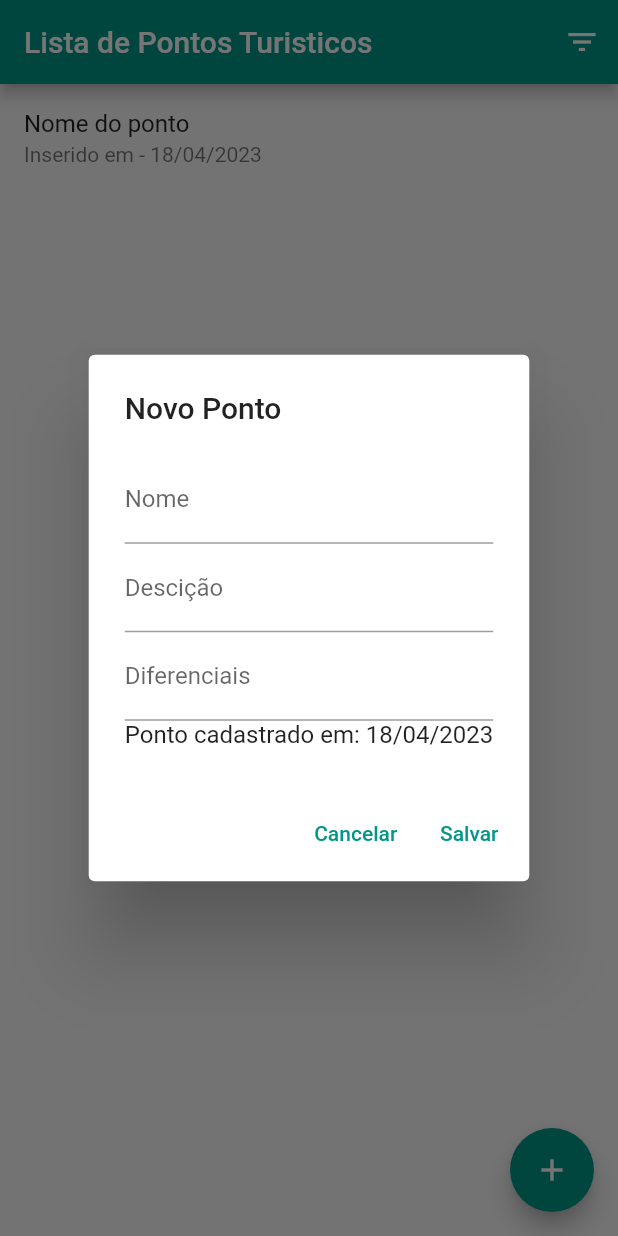
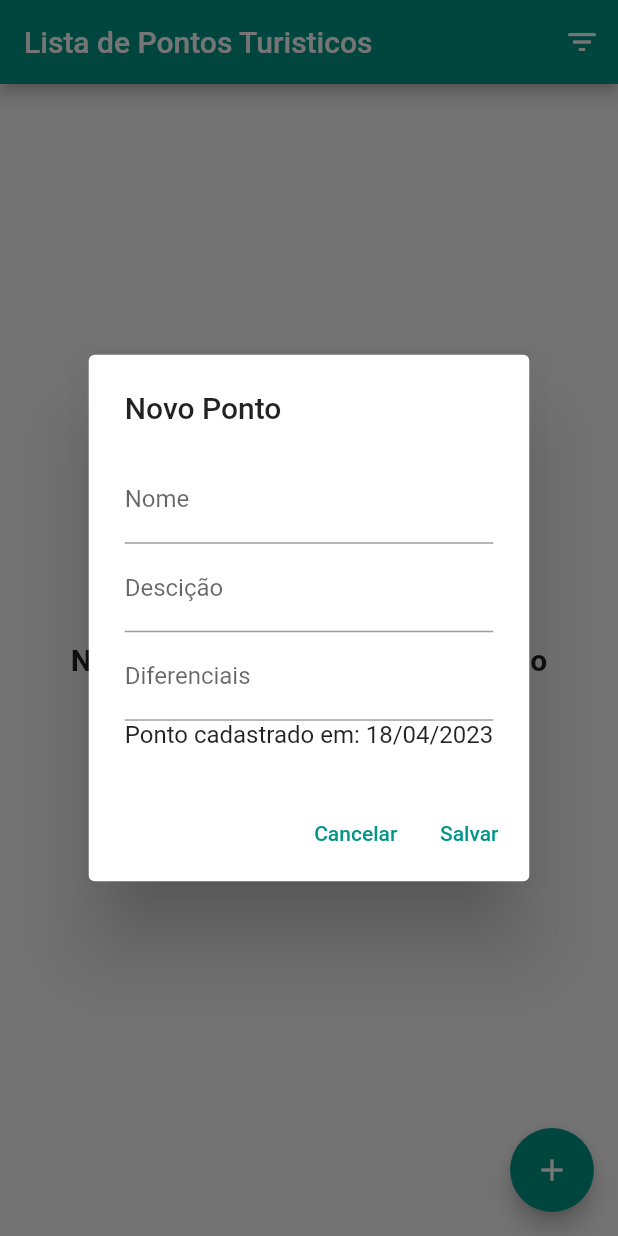
Before and after one commit to oPatussi/Pontos_Turisticos, a Flutter app: the screen it shows after launch, after a tap on the "add" icon, on a phone screen of 412 x 824 dp. Run offline on Flutter 3.47's test engine with Material 2 defaults, Android fonts, the phone set to English and light mode, and no system bars; our stand-ins replace shared_preferences, sqflite; accounts and stored records are empty.

Commit message:
commit prova 18/04/2023

```diff
--- /dev/null
+++ b/lib/dao/ponto_dao.dart
@@ -0,0 +1,62 @@
+import 'package:atividade1/database/database_provider.dart';
+import 'package:atividade1/model/ponto.dart';
+import 'package:sqflite/sqflite.dart';
+
+class PontoDao{
+
+  final dbProvider = DatabaseProvider.instance;
+
+  Future<bool> salvar(Ponto ponto) async{
+    final db = await dbProvider.database;
+    final valores = ponto.toMap();
+    if(ponto.id == 0){
+      ponto.id = await db.insert(Ponto.NAME_TABLE, valores);
+      return true;
+    }else{
+      final registrosAtualizados = await db.update(
+          Ponto.NAME_TABLE,
+          valores,
+          where: '${Ponto.CAMPO_ID} = ?',
+          whereArgs: [ponto.id]);
+      return registrosAtualizados > 0;
+    }
+  }
+
+  Future<bool> remover (int id) async{
+    final db = await dbProvider.database;
+    final registrosAtualizados = await db.delete(
+        Ponto.NAME_TABLE,
+        where: '${Ponto.CAMPO_ID} = ?',
+        whereArgs:[id]);
+    return registrosAtualizados >0;
+  }
+
+  Future<List<Ponto>> listar({
+    String filtro = '',
+    String campoOrdenacao = Ponto.CAMPO_ID,
+    bool usarOrdemDecrescente = false
+  }) async{
+    String? where;
+    if (filtro.isNotEmpty){
+      where = "UPPER(${Ponto.CAMPO_NOME}) LIKE '${filtro.toUpperCase()}%'";
+    }
+    var orderBy = campoOrdenacao;
+    if(usarOrdemDecrescente){
+      orderBy += ' DESC';
+    }
+
+    final db = await dbProvider.database;
+    final resultado = await db.query(Ponto.NAME_TABLE,
+        columns: [
+          Ponto.CAMPO_ID,
+          Ponto.CAMPO_NOME,
+          Ponto.CAMPO_DESCRICAO,
+          Ponto.CAMPO_DIFERENCIAIS,
+          Ponto.CAMPO_DATA_CADASTRO
+        ],
+        where: where,
+        orderBy: orderBy);
+    return resultado.map((m) => Ponto.fromMap(m)).toList();
+  }
+
+}
--- /dev/null
+++ b/lib/database/database_provider.dart
@@ -0,0 +1,58 @@
+
+import 'package:atividade1/model/ponto.dart';
+import 'package:sqflite/sqflite.dart';
+
+class DatabaseProvider{
+  static const _dbName = 'cadastro_de_pontos_md.db';
+  static const _dbVersion = 2;
+
+  DatabaseProvider._init();
+
+  static final DatabaseProvider instance = DatabaseProvider._init();
+
+  Database? _database;
+
+  Future<Database> get database async => _database ??= await _initDatabase();
+
+  Future<Database> _initDatabase() async{
+    String dataBasePath = await getDatabasesPath();
+    String dbPath = '${dataBasePath}/$_dbName';
+    return await openDatabase(
+      dbPath,
+      version: _dbVersion,
+      onCreate: _onCreate,
+      // onUpgrade: _onUpgrade,
+    );
+  }
+
+  Future<void> _onCreate(Database db,int version) async{
+    await db.execute(
+        '''
+    CREATE TABLE ${Ponto.NAME_TABLE}(
+      ${Ponto.CAMPO_ID} INTEGER PRIMARY KEY AUTOINCREMENT,
+      ${Ponto.CAMPO_NOME} TEXT NOT NULL,
+      ${Ponto.CAMPO_DESCRICAO} TEXT NOT NULL,
+      ${Ponto.CAMPO_DATA_CADASTRO} TEXT,
+      ${Ponto.CAMPO_DIFERENCIAIS} TEXT NOT NULL
+    );
+    '''
+    );
+  }
+
+  // Future<void> _onUpgrade(Database db,int oldVersion, int newVersion) async {
+  //   switch(oldVersion){
+  //     case 1:
+  //       await db.execute('''
+  //         ALTER TABLE ${Ponto.NAME_TABLE}
+  //         ADD ${Tarefa.CAMPO_FINALIZADA} INTEGER NOT NULL DEFAULT 0;
+  //       ''');
+  //   }
+  // }
+
+  Future<void> close() async{
+    if (_database != null){
+      await _database!.close();
+    }
+  }
+
+}
--- a/lib/model/ponto.dart
+++ b/lib/model/ponto.dart
@@ -7,6 +7,7 @@ class Ponto{
   static const CAMPO_DESCRICAO = 'descricao';
   static const CAMPO_DATA_CADASTRO = 'dataCadastro';
   static const CAMPO_DIFERENCIAIS = 'diferenciais';
+  static const NAME_TABLE = 'gerenciador';
 
   int id;
   String nome;
@@ -14,7 +15,12 @@ class Ponto{
   DateTime? dataCadastro;
   String diferenciais;
 
-  Ponto({required this.id,required this.nome, required this.descricao, this.dataCadastro, required this.diferenciais});
+  Ponto({
+    required this.id,
+    required this.nome,
+    required this.descricao,
+    this.dataCadastro,
+    required this.diferenciais});
 
   String get dataFormatada{
     if(dataCadastro == null){
@@ -23,4 +29,20 @@ class Ponto{
       return DateFormat('dd/MM/yyyy').format(dataCadastro!);
     }
   }
+
+  Map<String, dynamic> toMap() =><String, dynamic>{
+    CAMPO_ID: id == 0? null : id,
+    CAMPO_NOME: nome,
+    CAMPO_DESCRICAO: descricao,
+    CAMPO_DIFERENCIAIS: diferenciais,
+    CAMPO_DATA_CADASTRO: dataCadastro == null? null: DateFormat('yyyy-MM-dd').format(dataCadastro!)
+  };
+
+  factory Ponto.fromMap(Map<String, dynamic>map) =>Ponto(
+      id: map[CAMPO_ID] is int ? map[CAMPO_ID] : null,
+      nome: map[CAMPO_NOME] is String ? map[CAMPO_NOME] : '',
+      descricao: map[CAMPO_DESCRICAO] is String ? map[CAMPO_DESCRICAO] : '',
+      diferenciais: map[CAMPO_DIFERENCIAIS] is String ? map[CAMPO_DIFERENCIAIS] : '',
+      dataCadastro: map[CAMPO_DATA_CADASTRO] == null ? null : DateFormat('yyyy-MM-dd').parse(map[CAMPO_DATA_CADASTRO])
+  );
 }
--- a/lib/pages/filtro_page.dart
+++ b/lib/pages/filtro_page.dart
@@ -16,7 +16,7 @@ class FiltroPage extends StatefulWidget{
 class _FiltroPageState extends State<FiltroPage> {
   final _camposParaOrdenacao = {
     Ponto.CAMPO_ID: 'Código',
-    Ponto.CAMPO_DESCRICAO: 'Descrição',
+    Ponto.CAMPO_NOME: 'Nome',
     Ponto.CAMPO_DATA_CADASTRO: 'Data de Cadastro'
   };
 
@@ -121,5 +121,4 @@ class _FiltroPageState extends State<FiltroPage> {
     Navigator.of(context).pop(_alterouValores);
     return true;
   }
-
 }
--- a/lib/pages/lista_pontos_page.dart
+++ b/lib/pages/lista_pontos_page.dart
@@ -1,7 +1,10 @@
+import 'package:atividade1/dao/ponto_dao.dart';
+import 'package:atividade1/pages/detalhes_ponto.dart';
 import 'package:flutter/cupertino.dart';
 import 'package:flutter/material.dart';
 import 'package:atividade1/model/ponto.dart';
 import 'package:atividade1/pages/filtro_page.dart';
+import 'package:shared_preferences/shared_preferences.dart';
 import '../widgets/conteudo_form_dialog.dart';
 
 class ListaPontosPage extends StatefulWidget{
@@ -16,18 +19,17 @@ class _ListaPontosPageState extends State<ListaPontosPage>{
   static const ACAO_EXCLUIR = 'excluir';
   static const ACAO_VISUALIZAR = 'visualizar';
 
-  final pontos = <Ponto>
-  [
-    Ponto(
-      id: 1,
-      nome: "Nome do ponto",
-      descricao: "Descrição do ponto",
-      diferenciais: 'Diferenciais do ponto',
-      dataCadastro: DateTime.now(),
-      ),
-  ];
+  final _pontos = <Ponto>[];
+  final _dao = PontoDao();
+  var _carregando = false;
 
   var _ultimoId = 1;
+
+  @override
+  void initState(){
+    super.initState();
+    _atualizarLista();
+  }
 
   @override
   Widget build(BuildContext context){
@@ -56,21 +58,19 @@ class _ListaPontosPageState extends State<ListaPontosPage>{
                 child: Text('Cancelar'),
               ),
               TextButton(
+                child: Text('Salvar'),
                 onPressed: () {
-                  if (key.currentState != null && key.currentState!.dadosValidados()){
-                    setState(() {
-                      final novoPonto = key.currentState!.novoPonto;
-                      if(index == null){
-                        novoPonto.id = ++_ultimoId;
-                      }else{
-                        pontos[index] = novoPonto;
-                      }
-                      pontos.add(novoPonto);
-                    });
-                    Navigator.of(context).pop();
+                  if (key.currentState?.dadosValidados() != true) {
+                    return;
                   }
+                  Navigator.of(context).pop();
+                  final novoPonto = key.currentState!.novoPonto;
+                  _dao.salvar(novoPonto).then((success) {
+                    if (success) {
+                      _atualizarLista();
+                    }
+                  });
                 },
-                child: Text('Salvar'),
               ),
             ],
           );
@@ -88,7 +88,32 @@ class _ListaPontosPageState extends State<ListaPontosPage>{
     );
   }
   Widget _criarBody(){
-    if(pontos.isEmpty){
+    if (_carregando){
+      return Column(
+        mainAxisAlignment: MainAxisAlignment.center,
+        children: [
+          Align(
+            alignment: AlignmentDirectional.center,
+            child: CircularProgressIndicator(),
+          ),
+          Align(
+            alignment: AlignmentDirectional.center,
+            child: Padding(
+              padding: EdgeInsets.only(top: 10),
+              child: Text('Carregando',
+                style: TextStyle(
+                  fontSize: 20,
+                  fontWeight: FontWeight.bold,
+                  color: Theme.of(context).primaryColor,
+                ),
+              ),
+            ),
+          )
+        ],
+      );
+    }
+
+    if(_pontos.isEmpty){
       return const Center(
         child: Text('Nenhum ponto turístico cadastrado',
           style: TextStyle(fontSize: 20, fontWeight: FontWeight.bold),
@@ -96,22 +121,25 @@ class _ListaPontosPageState extends State<ListaPontosPage>{
       );
     }
     return ListView.separated(
-      itemCount: pontos.length,
+      itemCount: _pontos.length,
       itemBuilder: (BuildContext context, int index){
-        final ponto = pontos[index];
+        final ponto = _pontos[index];
         return PopupMenuButton<String>(
             child: ListTile(
-              title: Text(ponto.nome),
-              subtitle: Text('Inserido em - ${ponto.dataFormatada}'),
+              title: Text(
+                '${ponto.nome}',
+              ),
+              subtitle: Text('${ponto.descricao}',
+              ),
             ),
             itemBuilder: (BuildContext context) => _criarItensMenu(),
             onSelected: (String valorSelecinado){
               if(valorSelecinado == ACAO_EDITAR){
-                _abrirForm(pontoAtual: ponto, index: index);
+                _abrirForm(pontoAtual: ponto);
               }else if(valorSelecinado == ACAO_VISUALIZAR){
-                _abrirForm(pontoAtual: ponto, index: index);
+                _abrirPaginaDetalhesTarefa(ponto);
               }else{
-                _excluir(index);
+                _excluir(ponto);
               }
             }
         );
@@ -119,7 +147,7 @@ class _ListaPontosPageState extends State<ListaPontosPage>{
       separatorBuilder: (BuildContext context, int index) => Divider(),
     );
   }
-  void _excluir(int indice){
+  void _excluir(Ponto ponto){
     showDialog(
         context: context,
         builder: (BuildContext context){
@@ -142,9 +170,15 @@ class _ListaPontosPageState extends State<ListaPontosPage>{
               TextButton(
                   onPressed: () {
                     Navigator.of(context).pop();
-                    setState(() {
-                      pontos.removeAt(indice);
-                    });
+                    if(ponto.id == null){
+                      return;
+                    }else{
+                      _dao.remover(ponto.id).then((success){
+                        if(success){
+                          _atualizarLista();
+                        }
+                      });
+                    }
                   },
                   child: Text('OK')
               )
@@ -199,11 +233,46 @@ class _ListaPontosPageState extends State<ListaPontosPage>{
     final navigator = Navigator.of(context);
     navigator.pushNamed(FiltroPage.routeName).then((alterouValores) {
       if(alterouValores == true){
-        ///filtro
+        _atualizarLista();
         }
       }
     );
+  }
 
+  void _abrirPaginaDetalhesTarefa(Ponto ponto) {
+    Navigator.push(
+        context,
+        MaterialPageRoute(
+          builder: (_) => DetalhesPontoPage(
+              ponto: ponto,
+          )
+        ));
+  }
+
+  void _atualizarLista() async {
+    setState(() {
+      _carregando = true;
+    });
+    // Carregar os valores do SharedPreferences
+    final prefs = await SharedPreferences.getInstance();
+    final campoOrdenacao =
+        prefs.getString(FiltroPage.chaveCampoOrdenacao) ?? Ponto.CAMPO_ID;
+    final usarOrdemDecrescente =
+        prefs.getBool(FiltroPage.chaveUsarOrdemDecrescente) == true;
+    final filtroNome =
+        prefs.getString(FiltroPage.chaveCampoNome) ?? '';
+    final pontos = await _dao.listar(
+      filtro: filtroNome,
+      campoOrdenacao: campoOrdenacao,
+      usarOrdemDecrescente: usarOrdemDecrescente,
+    );
+    setState(() {
+      _carregando = false;
+      _pontos.clear();
+      if (pontos.isNotEmpty) {
+        _pontos.addAll(pontos);
+      }
+    });
   }
 
 }
```
Also changed, not shown: lib/pages/detalhes_ponto.dart (added, +93 -0 lines).
